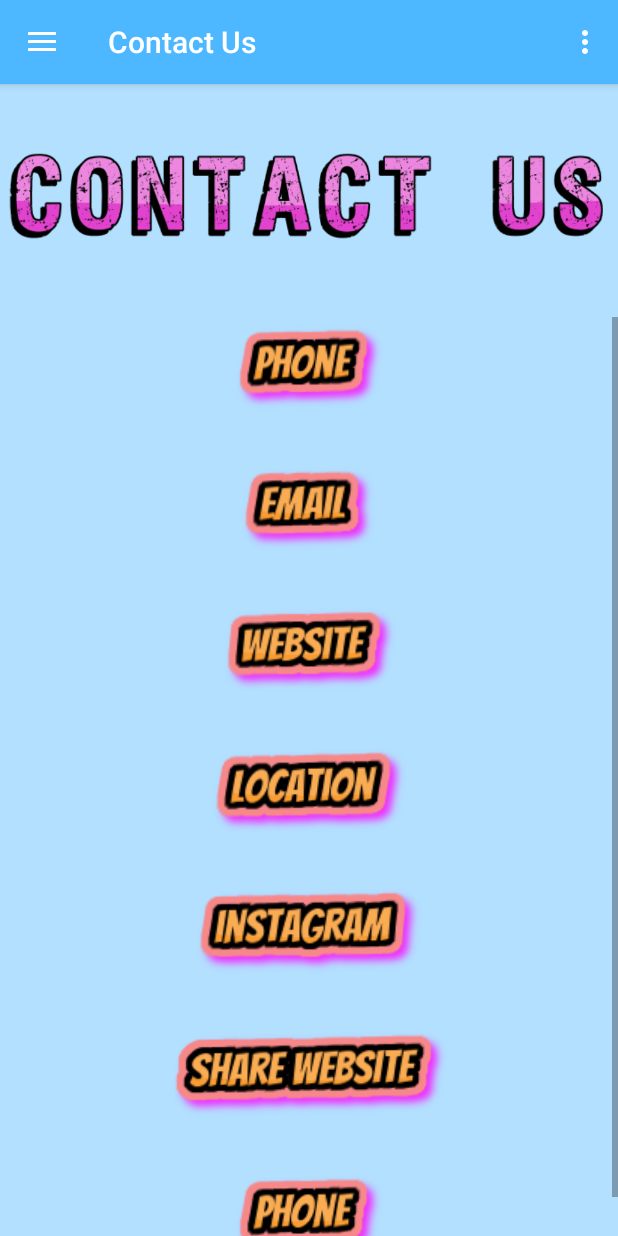
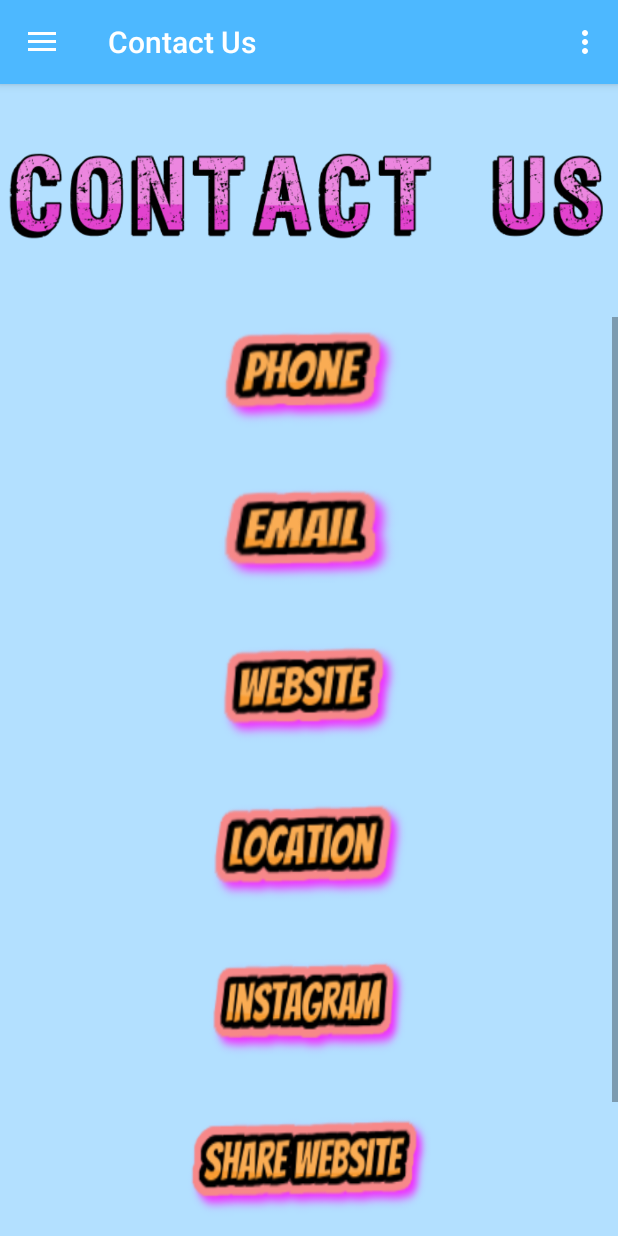
Before and after one commit to najiblitz/Android2FinalProject, an Android app: the screen it shows after launch (MainActivity), in the side drawer, after a tap on "Contact Us", on a phone screen of 412 x 824 dp. Run offline under Robolectric (Android 15) with nearby library versions, the phone set to English and light mode, and no system bars; our stand-ins replace navigation-ui.

Commit message:
Settings * Update settings to all Fragments needed * Complete Setting options

```diff
--- a/app/src/main/java/com/example/android2finalproject/AboutUsFragment.java
+++ b/app/src/main/java/com/example/android2finalproject/AboutUsFragment.java
@@ -129,6 +129,10 @@ public class AboutUsFragment extends Fragment {
                     question.setTextColor(getResources().getColor(R.color.darkText));
                     answer.setTextColor(getResources().getColor(R.color.darkText));
                     break;
+                case "Default":
+                    question.setTextColor(getResources().getColor(R.color.pinkText));
+                    answer.setTextColor(getResources().getColor(R.color.darkText));
+                    break;
             }
 
             return convertView;
--- a/app/src/main/java/com/example/android2finalproject/ContactFragment.java
+++ b/app/src/main/java/com/example/android2finalproject/ContactFragment.java
@@ -1,17 +1,22 @@
 package com.example.android2finalproject;
 
 import android.content.Intent;
+import android.content.SharedPreferences;
+import android.graphics.Color;
+import android.graphics.Matrix;
 import android.net.Uri;
 import android.os.Bundle;
 
 import androidx.fragment.app.Fragment;
 import androidx.navigation.Navigation;
+import androidx.preference.PreferenceManager;
 
 import android.view.LayoutInflater;
 import android.view.View;
 import android.view.ViewGroup;
 import android.widget.Button;
 import android.widget.ImageButton;
+import android.widget.ImageView;
 
 import com.google.android.material.snackbar.Snackbar;
 
@@ -67,7 +72,11 @@ public class ContactFragment extends Fragment {
     public View onCreateView(LayoutInflater inflater, ViewGroup container,
                              Bundle savedInstanceState) {
         // Inflate the layout for this fragment
+
+        SharedPreferences sharedPrefs = PreferenceManager.getDefaultSharedPreferences(getContext());
+        boolean sizeOption = sharedPrefs.getBoolean("buttonSize", false);
         View view = inflater.inflate(R.layout.fragment_contact, container, false);
+
         ImageButton emailButton = view.findViewById(R.id.emailButton);
         emailButton.setOnClickListener(new View.OnClickListener() {
             @Override
@@ -170,6 +179,39 @@ public class ContactFragment extends Fragment {
             }
         });
 
+        if (sizeOption) {
+            phoneButton.setMaxHeight(175);
+            phoneButton.setMaxWidth(125);
+            emailButton.setMaxHeight(175);
+            emailButton.setMaxWidth(125);
+            websiteButton.setMaxHeight(175);
+            websiteButton.setMaxWidth(125);
+            locationButton.setMaxHeight(185);
+            locationButton.setMaxWidth(125);
+            instagramButton.setMaxHeight(185);
+            instagramButton.setMaxWidth(125);
+            shareButton.setMaxHeight(100);
+            shareButton.setMaxWidth(125);
+            facebookButton.setMaxHeight(205);
+            facebookButton.setMaxWidth(125);
+        } else {
+            phoneButton.setMaxHeight(125);
+            phoneButton.setMaxWidth(75);
+            emailButton.setMaxHeight(125);
+            emailButton.setMaxWidth(75);
+            websiteButton.setMaxHeight(125);
+            websiteButton.setMaxWidth(75);
+            locationButton.setMaxHeight(135);
+            locationButton.setMaxWidth(75);
+            instagramButton.setMaxHeight(135);
+            instagramButton.setMaxWidth(75);
+            shareButton.setMaxHeight(165);
+            shareButton.setMaxWidth(75);
+            facebookButton.setMaxHeight(155);
+            facebookButton.setMaxWidth(75);
+
+        }
+
         return view;
     }
 
--- a/app/src/main/java/com/example/android2finalproject/CreditsFragment.java
+++ b/app/src/main/java/com/example/android2finalproject/CreditsFragment.java
@@ -85,6 +85,9 @@ public class CreditsFragment extends Fragment {
             case "Blue":
                 creditContent.setTextColor(getResources().getColor(R.color.darkText));
                 break;
+            case "Default":
+                creditContent.setTextColor(getResources().getColor(R.color.darkText));
+                break;
         }
         return view;
     }
--- a/app/src/main/java/com/example/android2finalproject/HomeFragment.java
+++ b/app/src/main/java/com/example/android2finalproject/HomeFragment.java
@@ -84,7 +84,12 @@ public class HomeFragment extends Fragment {
             case "Blue":
                 homeContent.setTextColor(getResources().getColor(R.color.darkText));
                 break;
+            case "Default":
+                homeContent.setTextColor(getResources().getColor(R.color.darkText));
+                break;
         }
+
+
 
         return view;
     }
--- a/app/src/main/res/layout/fragment_contact.xml
+++ b/app/src/main/res/layout/fragment_contact.xml
@@ -26,80 +26,87 @@
 
             <ImageButton
                 android:id="@+id/phoneButton"
-                android:layout_width="wrap_content"
-                android:layout_height="wrap_content"
+                android:layout_width="125dp"
+                android:layout_height="75dp"
                 android:layout_gravity="center"
                 android:layout_marginBottom="30dp"
                 android:layout_weight="0"
                 android:adjustViewBounds="true"
                 android:background="@color/colorAccent"
+                android:scaleType="fitXY"
                 android:src="@drawable/phone" />
 
             <ImageButton
                 android:id="@+id/emailButton"
-                android:layout_width="wrap_content"
-                android:layout_height="wrap_content"
+                android:layout_width="125dp"
+                android:layout_height="75dp"
                 android:layout_gravity="center"
                 android:layout_marginBottom="30dp"
                 android:layout_weight="0"
                 android:adjustViewBounds="true"
                 android:background="@color/colorAccent"
+                android:scaleType="fitXY"
                 android:src="@drawable/email" />
 
             <ImageButton
                 android:id="@+id/websiteButton"
-                android:layout_width="wrap_content"
-                android:layout_height="wrap_content"
+                android:layout_width="125dp"
+                android:layout_height="75dp"
                 android:layout_gravity="center"
                 android:layout_marginBottom="30dp"
                 android:layout_weight="0"
                 android:adjustViewBounds="true"
                 android:background="@color/colorAccent"
+                android:scaleType="fitXY"
                 android:src="@drawable/website" />
 
             <ImageButton
                 android:id="@+id/locationButton"
-                android:layout_width="wrap_content"
-                android:layout_height="wrap_content"
+                android:layout_width="135dp"
+                android:layout_height="75dp"
                 android:layout_gravity="center"
                 android:layout_marginBottom="30dp"
                 android:layout_weight="0"
                 android:adjustViewBounds="true"
                 android:background="@color/colorAccent"
+                android:scaleType="fitXY"
                 android:src="@drawable/location" />
 
             <ImageButton
                 android:id="@+id/instagramButton"
-                android:layout_width="wrap_content"
-                android:layout_height="wrap_content"
+                android:layout_width="135dp"
+                android:layout_height="75dp"
                 android:layout_gravity="center"
                 android:layout_marginBottom="30dp"
                 android:layout_weight="0"
                 android:adjustViewBounds="true"
                 android:background="@color/colorAccent"
+                android:scaleType="fitXY"
                 android:src="@drawable/instagram" />
 
             <ImageButton
                 android:id="@+id/shareButton"
-                android:layout_width="wrap_content"
-                android:layout_height="wrap_content"
+                android:layout_width="165dp"
+                android:layout_height="75dp"
                 android:layout_gravity="center"
                 android:layout_marginBottom="30dp"
                 android:layout_weight="0"
                 android:adjustViewBounds="true"
                 android:background="@color/colorAccent"
+                android:scaleType="fitXY"
                 android:src="@drawable/sharewebsite" />
 
             <ImageButton
                 android:id="@+id/facebookButton"
-                android:layout_width="wrap_content"
-                android:layout_height="wrap_content"
+                android:layout_width="155dp"
+                android:layout_height="75dp"
                 android:layout_gravity="center"
                 android:layout_marginBottom="10dp"
                 android:layout_weight="0"
                 android:adjustViewBounds="true"
                 android:background="@color/colorAccent"
-                android:src="@drawable/phone" />
+                android:scaleType="fitXY"
+                android:src="@drawable/facebook" />
         </LinearLayout>
     </ScrollView>
 
--- a/app/src/main/res/values/arrays.xml
+++ b/app/src/main/res/values/arrays.xml
@@ -9,6 +9,7 @@
         <item>Black</item>
         <item>Pink</item>
         <item>Blue</item>
+        <item>Default</item>
     </string-array>
 
     <string-array name="button_sizes">
--- a/app/src/main/res/xml/root_preferences.xml
+++ b/app/src/main/res/xml/root_preferences.xml
@@ -7,14 +7,14 @@
         android:entries="@array/font_color"
         android:entryValues="@array/font_color"
         android:key="textColor"
-        android:title="List preference" />
+        android:title="Select Text Color" />
     <SwitchPreference
         android:defaultValue="false"
         android:key="textSize"
-        android:title="Enlarge Text" />
+        android:title="Large Text" />
     <SwitchPreference
         android:defaultValue="false"
         android:key="buttonSize"
-        android:title="Enlarge Buttons" />
+        android:title="Large Buttons" />
 
 </PreferenceScreen>
```
Also changed, not shown: app/src/main/res/layout/fragment_settings.xml (deleted, +0 -28 lines), app/src/main/res/values/strings.xml (+20 -24 lines).
